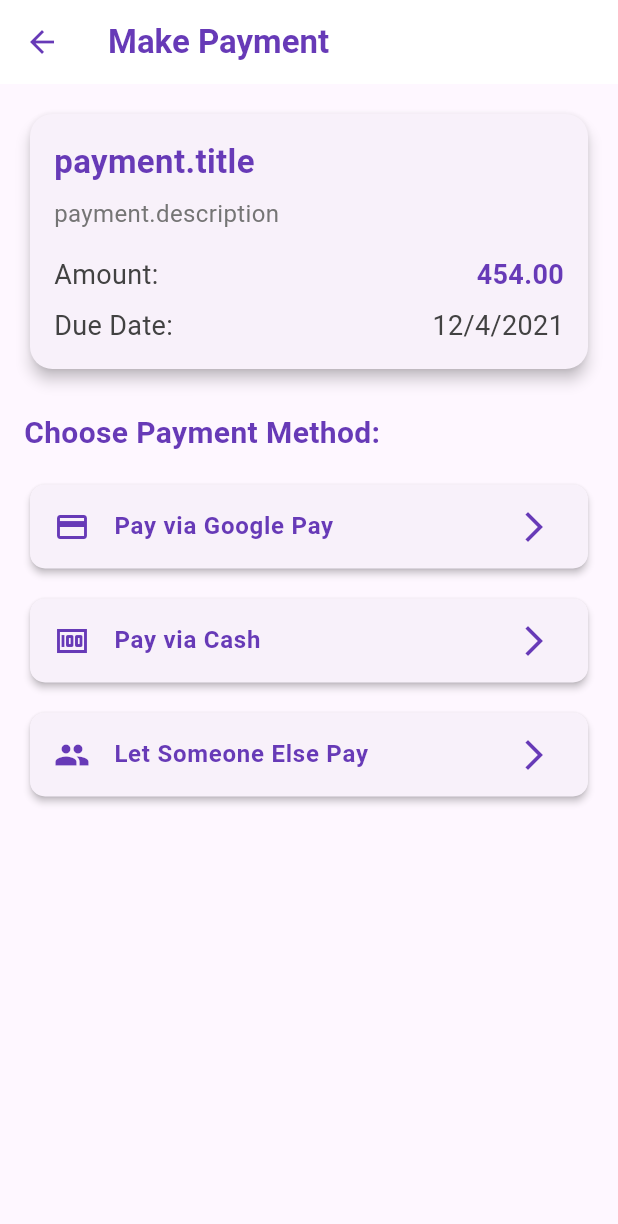
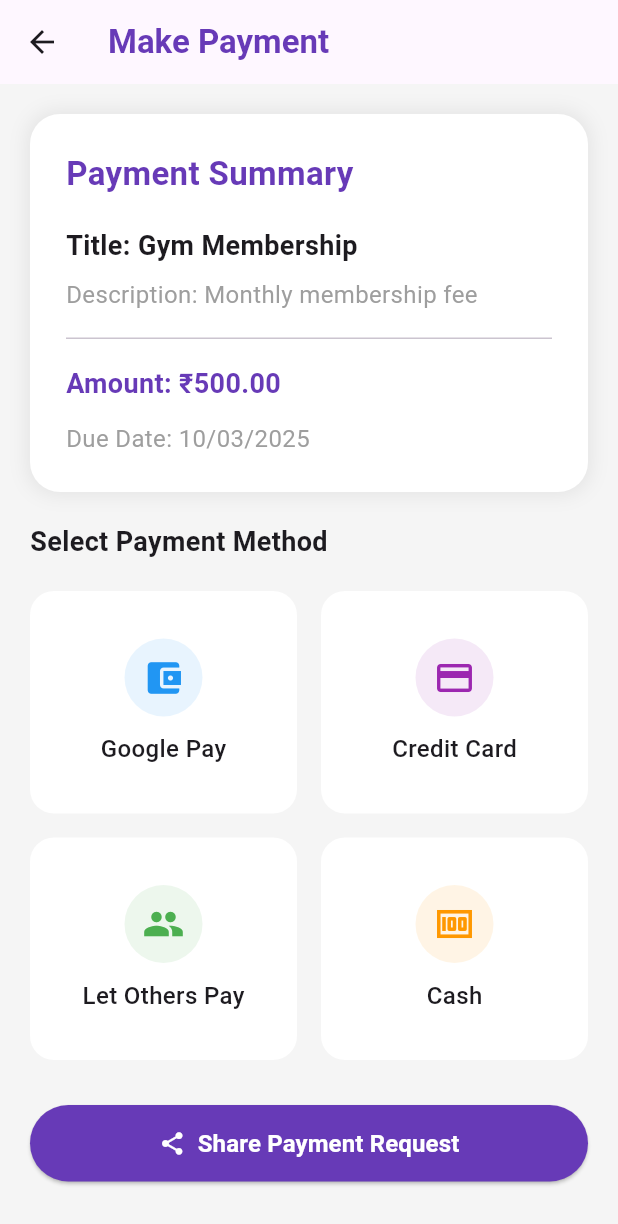
Before and after one commit to Paul-005/group_pay_client, a Flutter app: the PaymentScreen screen opened directly, on a phone screen of 412 x 824 dp. Shown: the top 1224 px of the screen. Run offline on Flutter 3.47's test engine with Material 3 defaults, Android fonts, the phone set to English and light mode, and no system bars; network calls fail.

Commit message:
Add url_launcher plugin support and update dependencies, redirect to gpay, also redesigned pay now screen.

```diff
--- a/lib/dashboard/dashboard.dart
+++ b/lib/dashboard/dashboard.dart
@@ -60,8 +60,8 @@ class _DashboardState extends State<Dashboard> {
             fontWeight: FontWeight.bold,
           ),
         ),
+        elevation: 0,
         backgroundColor: Colors.white,
-        elevation: 0,
         actions: [
           IconButton(
             icon: const Icon(Icons.notifications, color: Colors.deepPurple),
@@ -111,6 +111,7 @@ class _DashboardState extends State<Dashboard> {
     final daysRemaining = payment.dueDate.difference(DateTime.now()).inDays;
 
     return Card(
+      color: Colors.white,
       margin: const EdgeInsets.symmetric(vertical: 8),
       elevation: 4,
       shape: RoundedRectangleBorder(
@@ -170,29 +171,31 @@ class _DashboardState extends State<Dashboard> {
               ],
             ),
             const SizedBox(height: 12),
-            ElevatedButton(
+            Row(
+              mainAxisAlignment: MainAxisAlignment.end,
+              children: [
+                TextButton.icon(
                   onPressed: () {
                     Navigator.push(
                       context,
                       MaterialPageRoute(
-                    builder: (context) => const PaymentScreen(),
+                        builder: (context) => PaymentScreen(),
                       ),
                     );
                   },
-              style: ElevatedButton.styleFrom(
-                backgroundColor: Colors.deepPurple,
-                shape: RoundedRectangleBorder(
-                  borderRadius: BorderRadius.circular(18),
+                  icon: Icon(
+                    Icons.monetization_on_rounded,
+                    color: Colors.deepPurple,
                   ),
-                minimumSize: const Size(double.infinity, 48),
-              ),
-              child: const Text(
-                "Pay Now",
+                  label: Text(
+                    'Make Payment',
                     style: TextStyle(
-                  fontSize: 16,
-                  color: Colors.white,
+                      color: Colors.deepPurple,
+                      fontWeight: FontWeight.bold,
                     ),
                   ),
+                ),
+              ],
             ),
           ],
         ),
--- a/lib/dashboard/pay_now.dart
+++ b/lib/dashboard/pay_now.dart
@@ -1,29 +1,46 @@
 import 'package:flutter/material.dart';
+import 'package:url_launcher/url_launcher.dart';
 
-class PaymentItem {
-  final String title;
-  final String description;
-  final double amount;
-  final DateTime dueDate;
-  final bool isUrgent;
+final Uri _url = Uri.parse(
+    'upi://pay?pa=user@oksbi&pn=Admin&am=100&cu=INR&tn=Payment%20for%20services');
 
-  PaymentItem({
-    required this.title,
-    required this.description,
-    required this.amount,
-    required this.dueDate,
-    this.isUrgent = false,
-  });
+Future<void> _launchGPayUrl(BuildContext context) async {
+  try {
+    if (await canLaunchUrl(_url)) {
+      await launchUrl(_url);
+    } else {
+      _showFallbackDialog(context);
+    }
+  } catch (e) {
+    _showErrorDialog(context);
+  }
+}
+
+void _showFallbackDialog(BuildContext context) {
+  ScaffoldMessenger.of(context).showSnackBar(
+    const SnackBar(
+      content: Text("Please install Google Pay or another UPI app."),
+      backgroundColor: Colors.deepPurple,
+    ),
+  );
+}
+
+void _showErrorDialog(BuildContext context) {
+  ScaffoldMessenger.of(context).showSnackBar(
+    const SnackBar(
+      content: Text("An error occurred. Please try again later."),
+      backgroundColor: Colors.deepPurple,
+    ),
+  );
 }
 
 class PaymentScreen extends StatelessWidget {
-  const PaymentScreen({
-    super.key,
-  });
+  const PaymentScreen({super.key});
 
   @override
   Widget build(BuildContext context) {
     return Scaffold(
+      backgroundColor: Colors.grey[100],
       appBar: AppBar(
         title: const Text(
           "Make Payment",
@@ -32,175 +49,152 @@ class PaymentScreen extends StatelessWidget {
             fontWeight: FontWeight.bold,
           ),
         ),
-        backgroundColor: Colors.white,
-        elevation: 0,
-        leading: IconButton(
-          icon: const Icon(Icons.arrow_back, color: Colors.deepPurple),
-          onPressed: () {
-            Navigator.pop(context);
-          },
       ),
-      ),
-      body: Padding(
-        padding: const EdgeInsets.all(16.0),
+      body: SingleChildScrollView(
+        child: SafeArea(
+          child: Padding(
+            padding: const EdgeInsets.all(20.0),
             child: Column(
               crossAxisAlignment: CrossAxisAlignment.start,
               children: [
-            // Payment Details
-            Card(
-              elevation: 4,
-              shape: RoundedRectangleBorder(
-                borderRadius: BorderRadius.circular(15),
-              ),
-              child: Padding(
-                padding: const EdgeInsets.all(16.0),
-                child: Column(
-                  crossAxisAlignment: CrossAxisAlignment.start,
-                  children: [
-                    Text(
-                      "payment.title",
-                      style: const TextStyle(
-                        fontSize: 22,
-                        fontWeight: FontWeight.bold,
-                        color: Colors.deepPurple,
-                      ),
-                    ),
-                    const SizedBox(height: 8),
-                    Text(
-                      "payment.description",
-                      style: TextStyle(
-                        fontSize: 16,
-                        color: Colors.grey[600],
-                      ),
-                    ),
-                    const SizedBox(height: 16),
-                    Row(
-                      mainAxisAlignment: MainAxisAlignment.spaceBetween,
-                      children: [
-                        Text(
-                          "Amount:",
-                          style: TextStyle(
-                            fontSize: 18,
-                            color: Colors.grey[800],
-                          ),
-                        ),
-                        Text(
-                          "454.00",
-                          style: const TextStyle(
-                            fontSize: 18,
-                            fontWeight: FontWeight.bold,
-                            color: Colors.deepPurple,
-                          ),
-                        ),
-                      ],
-                    ),
-                    const SizedBox(height: 8),
-                    Row(
-                      mainAxisAlignment: MainAxisAlignment.spaceBetween,
-                      children: [
-                        Text(
-                          "Due Date:",
-                          style: TextStyle(
-                            fontSize: 18,
-                            color: Colors.grey[800],
-                          ),
-                        ),
-                        Text(
-                          "12/4/2021",
-                          style: TextStyle(
-                            fontSize: 18,
-                            color: Colors.grey[800],
-                            fontWeight: FontWeight.normal,
-                          ),
-                        ),
-                      ],
-                    ),
+                _buildPaymentSummary(),
+                const SizedBox(height: 20),
+                const Text("Select Payment Method",
+                    style:
+                        TextStyle(fontSize: 18, fontWeight: FontWeight.bold)),
+                const SizedBox(height: 20),
+                _buildPaymentMethods(context),
+                const SizedBox(height: 30),
+                _buildSharePaymentButton(context),
               ],
             ),
           ),
-            ),
-            const SizedBox(height: 24),
-
-            // Payment Options
-            const Text(
-              "Choose Payment Method:",
-              style: TextStyle(
-                fontSize: 20,
-                fontWeight: FontWeight.bold,
-                color: Colors.deepPurple,
-              ),
-            ),
-            const SizedBox(height: 16),
-
-            // Pay via Google Pay
-            _buildPaymentOption(
-              icon: Icons.payment,
-              title: "Pay via Google Pay",
-              onTap: () {
-                // TODO: Implement Google Pay integration
-                ScaffoldMessenger.of(context).showSnackBar(
-                  const SnackBar(content: Text("Redirecting to Google Pay...")),
-                );
-              },
-            ),
-
-            const SizedBox(height: 12),
-
-            // Pay via Cash
-            _buildPaymentOption(
-              icon: Icons.money,
-              title: "Pay via Cash",
-              onTap: () {
-                // TODO: Mark payment as paid via cash
-                ScaffoldMessenger.of(context).showSnackBar(
-                  const SnackBar(content: Text("Marked as paid via cash.")),
-                );
-              },
-            ),
-
-            const SizedBox(height: 12),
-
-            // Let Someone Else Pay
-            _buildPaymentOption(
-              icon: Icons.people,
-              title: "Let Someone Else Pay",
-              onTap: () {
-                // TODO: Implement "Let Someone Else Pay" logic
-                ScaffoldMessenger.of(context).showSnackBar(
-                  const SnackBar(
-                      content: Text("Request sent to another user.")),
-                );
-              },
-            ),
-          ],
         ),
       ),
     );
   }
 
-  // Reusable Payment Option Widget
-  Widget _buildPaymentOption({
-    required IconData icon,
-    required String title,
-    required VoidCallback onTap,
-  }) {
-    return Card(
-      elevation: 2,
-      shape: RoundedRectangleBorder(
-        borderRadius: BorderRadius.circular(10),
+  Widget _buildPaymentSummary() {
+    return Container(
+      padding: const EdgeInsets.all(24),
+      decoration: BoxDecoration(
+        color: Colors.white,
+        borderRadius: BorderRadius.circular(20),
+        boxShadow: [
+          BoxShadow(
+              color: Colors.grey.withOpacity(0.2),
+              spreadRadius: 2,
+              blurRadius: 10),
+        ],
       ),
-      child: ListTile(
-        leading: Icon(icon, color: Colors.deepPurple),
-        title: Text(
-          title,
+      child: Column(
+        crossAxisAlignment: CrossAxisAlignment.start,
+        children: const [
+          Text("Payment Summary",
+              style: TextStyle(
+                  fontSize: 22,
+                  fontWeight: FontWeight.bold,
+                  color: Colors.deepPurple)),
+          SizedBox(height: 20),
+          Text("Title: Gym Membership",
+              style: TextStyle(fontSize: 18, fontWeight: FontWeight.w600)),
+          SizedBox(height: 8),
+          Text("Description: Monthly membership fee",
+              style: TextStyle(fontSize: 16, color: Colors.grey)),
+          Divider(height: 35, thickness: 1),
+          Text("Amount: ₹500.00",
+              style: TextStyle(
+                  fontSize: 18,
+                  fontWeight: FontWeight.bold,
+                  color: Colors.deepPurple)),
+          SizedBox(height: 12),
+          Text("Due Date: 10/03/2025",
+              style: TextStyle(fontSize: 16, color: Colors.grey)),
+        ],
+      ),
+    );
+  }
+
+  Widget _buildPaymentMethods(BuildContext context) {
+    return GridView.count(
+      crossAxisCount: 2,
+      shrinkWrap: true,
+      physics: const NeverScrollableScrollPhysics(),
+      crossAxisSpacing: 16,
+      mainAxisSpacing: 16,
+      childAspectRatio: 1.2,
+      children: [
+        _buildPaymentMethodCard(context,
+            icon: Icons.account_balance_wallet,
+            name: "Google Pay",
+            color: Colors.blue,
+            onTap: () => _launchGPayUrl(context)),
+        _buildPaymentMethodCard(context,
+            icon: Icons.credit_card,
+            name: "Credit Card",
+            color: Colors.purple,
+            onTap: () {}),
+        _buildPaymentMethodCard(context,
+            icon: Icons.group,
+            name: "Let Others Pay",
+            color: Colors.green,
+            onTap: () {}),
+        _buildPaymentMethodCard(context,
+            icon: Icons.money,
+            name: "Cash",
+            color: Colors.orange,
+            onTap: () {}),
+      ],
+    );
+  }
+
+  Widget _buildPaymentMethodCard(BuildContext context,
+      {required IconData icon,
+      required String name,
+      required Color color,
+      required VoidCallback onTap}) {
+    return Material(
+      color: Colors.white,
+      borderRadius: BorderRadius.circular(16),
+      child: InkWell(
+        borderRadius: BorderRadius.circular(16),
+        onTap: onTap,
+        child: Padding(
+          padding: const EdgeInsets.all(16),
+          child: Column(
+            mainAxisAlignment: MainAxisAlignment.center,
+            children: [
+              Container(
+                padding: const EdgeInsets.all(12),
+                decoration: BoxDecoration(
+                    color: color.withOpacity(0.1), shape: BoxShape.circle),
+                child: Icon(icon, color: color, size: 28),
+              ),
+              const SizedBox(height: 10),
+              Text(name,
                   style: const TextStyle(
-            fontSize: 16,
-            fontWeight: FontWeight.bold,
-            color: Colors.deepPurple,
+                      fontSize: 16, fontWeight: FontWeight.w500)),
+            ],
           ),
         ),
-        trailing: const Icon(Icons.arrow_forward_ios, color: Colors.deepPurple),
-        onTap: onTap,
+      ),
+    );
+  }
+
+  Widget _buildSharePaymentButton(BuildContext context) {
+    return SizedBox(
+      width: double.infinity,
+      child: ElevatedButton.icon(
+        style: ElevatedButton.styleFrom(
+            padding: const EdgeInsets.symmetric(vertical: 14),
+            backgroundColor: Colors.deepPurple),
+        onPressed: () {},
+        icon: const Icon(Icons.share, color: Colors.white),
+        label: const Text("Share Payment Request",
+            style: TextStyle(
+                fontSize: 16,
+                fontWeight: FontWeight.w600,
+                color: Colors.white)),
       ),
     );
   }
--- a/pubspec.yaml
+++ b/pubspec.yaml
@@ -48,6 +48,7 @@ dev_dependencies:
   # package. See that file for information about deactivating specific lint
   # rules and activating additional ones.
   flutter_lints: ^5.0.0
+  url_launcher: ^6.3.1
 
 # For information on the generic Dart part of this file, see the
 # following page: https://dart.dev/tools/pub/pubspec
```
Also changed, not shown: pubspec.lock, 7 other files. Lines whose indentation alone changed are shown as unchanged.
